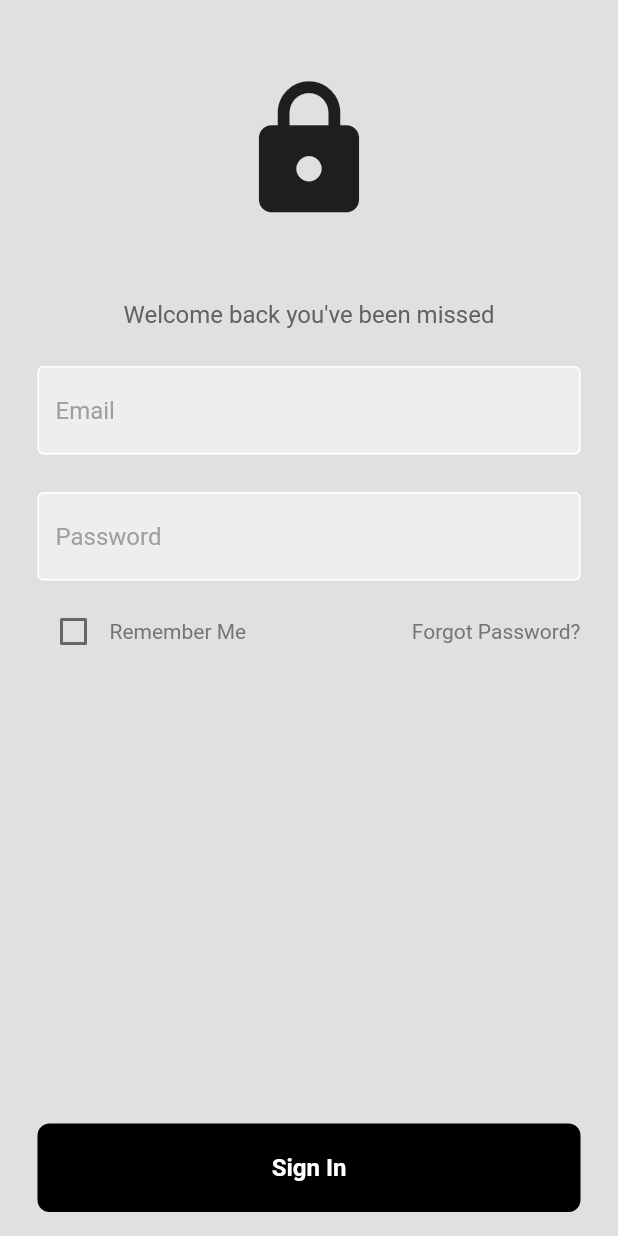
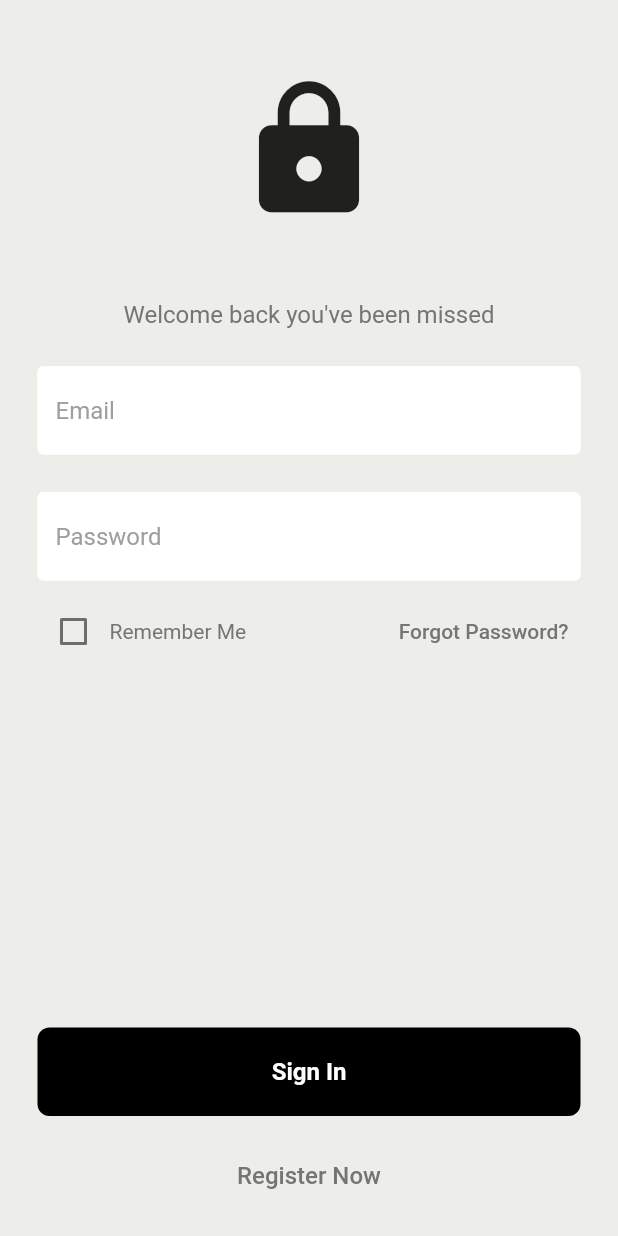
Before and after one commit to thiagodalsanto/onboarding_and_login_with_mobx, a Flutter app: the screen it shows after launch, after a tap on "Skip", after a tap on "Done", on a phone screen of 412 x 824 dp. Run offline on Flutter 3.47's test engine with Material 2 defaults, Android fonts, the light colour scheme and no system bars; our stand-ins replace smooth_page_indicator.

Commit message:
FEAT: Screens done

```diff
--- a/lib/components/my_checkbox.dart
+++ b/lib/components/my_checkbox.dart
@@ -31,8 +31,7 @@ class _MyCheckboxState extends State<MyCheckbox> {
       onChanged: (value) {
         setState(() {
           _isChecked = value!;
-          widget.onChanged(
-              _isChecked); // Notificando a mudança de estado para o pai.
+          widget.onChanged(_isChecked);
         });
       },
     );
--- a/lib/components/my_textfield.dart
+++ b/lib/components/my_textfield.dart
@@ -1,6 +1,7 @@
 import 'package:flutter/material.dart';
 
 class MyTextField extends StatelessWidget {
+  // ignore: prefer_typing_uninitialized_variables
   final controller;
   final String hintText;
   final bool obscureText;
@@ -25,12 +26,12 @@ class MyTextField extends StatelessWidget {
               color: Colors.white,
             ),
           ),
-          focusedBorder: OutlineInputBorder(
+          focusedBorder: const OutlineInputBorder(
             borderSide: BorderSide(
-              color: Colors.grey.shade400,
+              color: Color.fromRGBO(131, 120, 113, 1),
             ),
           ),
-          fillColor: Colors.grey.shade200,
+          fillColor: Colors.white,
           filled: true,
           hintText: hintText,
           hintStyle: TextStyle(
--- a/lib/main.dart
+++ b/lib/main.dart
@@ -1,5 +1,5 @@
 import 'package:flutter/material.dart';
-import 'onboarding_screen.dart';
+import 'screens/onboarding_screen.dart';
 
 void main() {
   runApp(const MyApp());
--- a/lib/login_page.dart
+++ b/lib/screens/login_screen.dart
@@ -2,7 +2,10 @@ import 'package:flutter/material.dart';
 import 'package:mobx_and_onboarding/components/my_button.dart';
 import 'package:mobx_and_onboarding/components/my_checkbox.dart';
 import 'package:mobx_and_onboarding/components/my_textfield.dart';
-import 'package:mobx_and_onboarding/user_logged.dart';
+import 'package:mobx_and_onboarding/screens/user_screens/user_logged_screen.dart';
+import 'package:mobx_and_onboarding/screens/user_screens/user_register_screen.dart';
+
+import 'user_screens/user_forgot_passoword_screen.dart';
 
 // ignore: must_be_immutable
 class LoginPage extends StatelessWidget {
@@ -18,7 +21,8 @@ class LoginPage extends StatelessWidget {
   @override
   Widget build(BuildContext context) {
     return Scaffold(
-      backgroundColor: Colors.grey[300],
+      resizeToAvoidBottomInset: false,
+      backgroundColor: const Color.fromRGBO(237, 237, 233, 1),
       body: SafeArea(
         child: Center(
           child: Column(
@@ -32,7 +36,7 @@ class LoginPage extends StatelessWidget {
               Text(
                 'Welcome back you\'ve been missed',
                 style: TextStyle(
-                  color: Colors.grey[700],
+                  color: Colors.grey.shade600,
                   fontSize: 16,
                 ),
               ),
@@ -76,10 +80,21 @@ class LoginPage extends StatelessWidget {
                     Expanded(
                       child: Align(
                         alignment: Alignment.centerRight,
-                        child: Text(
-                          'Forgot Password?',
-                          style: TextStyle(
-                            color: Colors.grey[600],
+                        child: TextButton(
+                          onPressed: () {
+                            Navigator.push(
+                              context,
+                              MaterialPageRoute(
+                                builder: (context) =>
+                                    const UserForgotPasswordScreen(),
+                              ),
+                            );
+                          },
+                          child: Text(
+                            'Forgot Password?',
+                            style: TextStyle(
+                              color: Colors.grey[600],
+                            ),
                           ),
                         ),
                       ),
@@ -98,10 +113,31 @@ class LoginPage extends StatelessWidget {
                     Navigator.push(
                       context,
                       MaterialPageRoute(
-                        builder: (context) => const UserLoggedPage(),
+                        builder: (context) => const UserLoggedScreen(),
                       ),
                     );
                   },
+                ),
+              ),
+
+              Padding(
+                padding: const EdgeInsets.only(bottom: 16.0),
+                child: TextButton(
+                  onPressed: () {
+                    Navigator.push(
+                      context,
+                      MaterialPageRoute(
+                        builder: (context) => const UserRegister(),
+                      ),
+                    );
+                  },
+                  child: Text(
+                    'Register Now',
+                    style: TextStyle(
+                      color: Colors.grey[600],
+                      fontSize: 16,
+                    ),
+                  ),
                 ),
               ),
             ],
--- a/lib/intro_screens/intro_page_1.dart
+++ b/lib/screens/onboard_screens/onboard_page_1.dart
@@ -1,7 +1,7 @@
 import 'package:flutter/material.dart';
 
-class IntroPage1 extends StatelessWidget {
-  const IntroPage1({Key? key}) : super(key: key);
+class OnBoardPage1 extends StatelessWidget {
+  const OnBoardPage1({Key? key}) : super(key: key);
 
   @override
   Widget build(BuildContext context) {
@@ -12,18 +12,21 @@ class IntroPage1 extends StatelessWidget {
           mainAxisAlignment: MainAxisAlignment.start,
           children: [
             SizedBox(
+              height: 32,
+            ),
+            SizedBox(
               child: Row(
                 mainAxisAlignment: MainAxisAlignment.center,
                 children: [
                   Image(
                     image: AssetImage('assets/images/desfoque.png'),
-                    width: 250,
+                    width: 265,
                   ),
                 ],
               ),
             ),
             SizedBox(
-              height: 24,
+              height: 32,
             ),
             SizedBox(
               child: SizedBox(
--- a/lib/intro_screens/intro_page_3.dart
+++ b/lib/screens/onboard_screens/onboard_page_2.dart
@@ -1,39 +1,39 @@
 import 'package:flutter/material.dart';
 
-class IntroPage3 extends StatelessWidget {
-  const IntroPage3({Key? key}) : super(key: key);
+class OnBoardPage2 extends StatelessWidget {
+  const OnBoardPage2({Key? key}) : super(key: key);
 
   @override
   Widget build(BuildContext context) {
     return SafeArea(
       child: Container(
-        color: const Color.fromRGBO(239, 217, 201, 1),
+        color: const Color.fromARGB(255, 240, 232, 197),
         child: const Column(
           mainAxisAlignment: MainAxisAlignment.start,
           children: [
             SizedBox(
-              height: 12,
+              height: 44,
             ),
             SizedBox(
               child: Row(
                 mainAxisAlignment: MainAxisAlignment.center,
                 children: [
                   Image(
-                    image: AssetImage('assets/images/chiclete.png'),
-                    width: 275,
+                    image: AssetImage('assets/images/quebrado.png'),
+                    width: 285,
                   ),
                 ],
               ),
             ),
             SizedBox(
-              height: 24,
+              height: 36,
             ),
             SizedBox(
               child: SizedBox(
                 width: 325,
                 child: Center(
                   child: Text(
-                    'Animate shapes to catch the attention',
+                    'Combine shapes with other objects',
                     style: TextStyle(
                       fontSize: 32,
                       fontWeight: FontWeight.bold,
@@ -51,7 +51,7 @@ class IntroPage3 extends StatelessWidget {
               width: 325,
               child: Center(
                 child: Text(
-                  'Geometric makes it very easy to animate any design object. There are animation presets that allow you to make a shape zoom, fade, wobble, shake, spin and more, with just a click of a button.',
+                  'Use arrows, lines, and illustrations to make unique visuals every time. Shapes may look simplistic and even basic, but they\'re a great addition to your designs. Don\'t get carries away, though! Too many shapes can overcomplicate your design.',
                   style: TextStyle(
                     fontSize: 18,
                     fontWeight: FontWeight.w400,
--- a/lib/intro_screens/intro_page_2.dart
+++ b/lib/screens/onboard_screens/onboard_page_3.dart
@@ -1,39 +1,39 @@
 import 'package:flutter/material.dart';
 
-class IntroPage2 extends StatelessWidget {
-  const IntroPage2({Key? key}) : super(key: key);
+class OnBoardPage3 extends StatelessWidget {
+  const OnBoardPage3({Key? key}) : super(key: key);
 
   @override
   Widget build(BuildContext context) {
     return SafeArea(
       child: Container(
-        color: const Color.fromARGB(255, 240, 232, 197),
+        color: const Color.fromRGBO(239, 217, 201, 1),
         child: const Column(
           mainAxisAlignment: MainAxisAlignment.start,
           children: [
             SizedBox(
-              height: 12,
+              height: 32,
             ),
             SizedBox(
               child: Row(
                 mainAxisAlignment: MainAxisAlignment.center,
                 children: [
                   Image(
-                    image: AssetImage('assets/images/quebrado.png'),
+                    image: AssetImage('assets/images/chiclete.png'),
                     width: 275,
                   ),
                 ],
               ),
             ),
             SizedBox(
-              height: 28,
+              height: 32,
             ),
             SizedBox(
               child: SizedBox(
                 width: 325,
                 child: Center(
                   child: Text(
-                    'Combine shapes with other objects',
+                    'Animate shapes to catch the attention',
                     style: TextStyle(
                       fontSize: 32,
                       fontWeight: FontWeight.bold,
@@ -51,7 +51,7 @@ class IntroPage2 extends StatelessWidget {
               width: 325,
               child: Center(
                 child: Text(
-                  'Use arrows, lines, and illustrations to make unique visuals every time. Shapes may look simplistic and even basic, but they\'re a great addition to your designs. Don\'t get carries away, though! Too many shapes can overcomplicate your design.',
+                  'Geometric makes it very easy to animate any design object. There are animation presets that allow you to make a shape zoom, fade, wobble, shake, spin and more, with just a click of a button.',
                   style: TextStyle(
                     fontSize: 18,
                     fontWeight: FontWeight.w400,
--- a/lib/onboarding_screen.dart
+++ b/lib/screens/onboarding_screen.dart
@@ -1,9 +1,9 @@
 import 'package:flutter/material.dart';
-import 'package:mobx_and_onboarding/intro_screens/intro_page_1.dart';
-import 'package:mobx_and_onboarding/intro_screens/intro_page_2.dart';
-import 'package:mobx_and_onboarding/intro_screens/intro_page_3.dart';
+import 'package:mobx_and_onboarding/screens/onboard_screens/onboard_page_1.dart';
+import 'package:mobx_and_onboarding/screens/onboard_screens/onboard_page_2.dart';
+import 'package:mobx_and_onboarding/screens/onboard_screens/onboard_page_3.dart';
 import 'package:smooth_page_indicator/smooth_page_indicator.dart';
-import 'login_page.dart';
+import 'login_screen.dart';
 
 class OnBoardingScreen extends StatefulWidget {
   const OnBoardingScreen({super.key});
@@ -32,9 +32,9 @@ class _OnBoardingScreenState extends State<OnBoardingScreen> {
               });
             },
             children: const [
-              IntroPage1(),
-              IntroPage2(),
-              IntroPage3(),
+              OnBoardPage1(),
+              OnBoardPage2(),
+              OnBoardPage3(),
             ],
           ),
 
```
Also changed, not shown: lib/screens/user_screens/user_forgot_passoword_screen.dart (renamed from lib/user_logged.dart, +7 -5 lines), lib/screens/user_screens/user_logged_screen.dart (added, +22 -0 lines), lib/screens/user_screens/user_register_screen.dart (added, +22 -0 lines).
